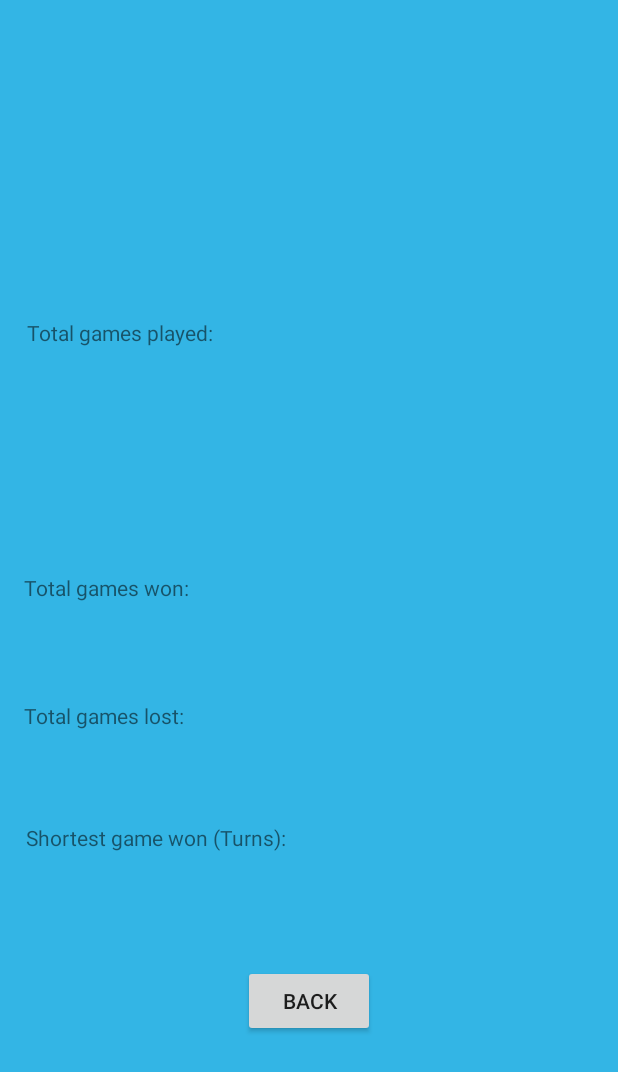
After one commit to hribhrib/BattleShip, an Android app: the layout activity_high_scores.xml on its own in the app's theme, with its tools: preview values and no code run, on a phone screen of 412 x 824 dp. The commit adds this screen. Shown: the top 1072 px of the screen. Run offline under Robolectric (Android 15) with nearby library versions, the phone set to English and light mode, and no system bars; network calls fail.

Commit message:
sound, statistics

```diff
--- a/app/src/main/java/group5/battleship/src/views/GameActivity.java
+++ b/app/src/main/java/group5/battleship/src/views/GameActivity.java
@@ -102,6 +102,7 @@ public class GameActivity extends AppCompatActivity {
         super.onCreate(savedInstanceState);
         setContentView(R.layout.activity_main);
 
+
         tapHost = (TabHost) findViewById(R.id.tabHost);
         tapHost.setup();
 
@@ -121,8 +122,8 @@ public class GameActivity extends AppCompatActivity {
         playHitSound = MediaPlayer.create(GameActivity.this, R.raw.ship_hit);
         playMissSound = MediaPlayer.create(GameActivity.this, R.raw.water_hit);
         playWinSound = MediaPlayer.create(GameActivity.this, R.raw.win);
-        //playGameSound = MediaPlayer.create(GameActivity.this, R.raw.gameSound);
-        //playLoseSound = MediaPlayer.create(GameActivity.this, R.raw.loseSound);
+        playGameSound = MediaPlayer.create(GameActivity.this, R.raw.battlemusic);
+        playLoseSound = MediaPlayer.create(GameActivity.this, R.raw.lose);
 
         // ShakeDetector initialization
         mSensorManager = (SensorManager) getSystemService(Context.SENSOR_SERVICE);
@@ -187,6 +188,8 @@ public class GameActivity extends AppCompatActivity {
     }
 
     public void onResume() {
+        playGameSound.start();
+        playGameSound.setLooping(true);
         super.onResume();
         mSensorManager.registerListener(mShakeDetector, mAccelerometer, SensorManager.SENSOR_DELAY_UI);
 
@@ -262,6 +265,7 @@ public class GameActivity extends AppCompatActivity {
     public void onPause() {
         mSensorManager.unregisterListener(mShakeDetector);
         super.onPause();
+        playGameSound.stop();
     }
 
     @Override
@@ -269,7 +273,10 @@ public class GameActivity extends AppCompatActivity {
         super.onDestroy();
         android.os.Process.killProcess(android.os.Process.myPid());
     }
-
+    public void playBattleSound(){
+        playGameSound.setLooping(true);
+        playGameSound.start();
+    }
 
     public void cellClick(View view) {
 
@@ -356,6 +363,7 @@ public class GameActivity extends AppCompatActivity {
     }
 
     private void endGame(final Player winner) {
+        playGameSound.stop();
         if (winner .equals(myPlayer) ) {
         playWinSound.start();
         updateStats(this,true);
@@ -375,7 +383,7 @@ public class GameActivity extends AppCompatActivity {
         waitDialog.setTitle(getString(R.string.title_game_end));
 
         if (!intent.getBooleanExtra("WIFI", true)) {
-            waitDialog.setMessage(getString(R.string.string_fragment_player) + winner.getName() + getString(R.string.string_fragment_won) + getString(R.string.message_play_one_more));
+            waitDialog.setMessage(getString(R.string.string_fragment_player) + winner.getName() + " " + getString(R.string.string_fragment_won) + " " + getString(R.string.message_play_one_more));
             waitDialog.setButton(AlertDialog.BUTTON_POSITIVE, getString(R.string.button_yes),
                     new DialogInterface.OnClickListener() {
                         public void onClick(DialogInterface dialog, int which) {
@@ -429,7 +437,7 @@ public class GameActivity extends AppCompatActivity {
         myPlayer = new Player(getIntent().getStringExtra("NAME"));
         opponent = new Player("Opponent");
         game = new Game(myPlayer, opponent, 5); //5 = static size
-
+        playBattleSound();
         myPlayer.setShips(getIntent().getStringExtra("SHIPS"));
 
 
--- /dev/null
+++ b/app/src/main/res/layout/activity_high_scores.xml
@@ -0,0 +1,148 @@
+<?xml version="1.0" encoding="utf-8"?>
+<android.support.constraint.ConstraintLayout xmlns:android="http://schemas.android.com/apk/res/android"
+    xmlns:app="http://schemas.android.com/apk/res-auto"
+    xmlns:tools="http://schemas.android.com/tools"
+    android:layout_width="match_parent"
+    android:layout_height="match_parent"
+    android:background="@android:color/holo_blue_light"
+    tools:context="group5.battleship.src.views.HighScoresActivity">
+
+    <TextView
+        android:id="@+id/games_played"
+        android:layout_width="wrap_content"
+        android:layout_height="wrap_content"
+        android:layout_marginLeft="8dp"
+        android:layout_marginRight="8dp"
+        android:layout_marginTop="69dp"
+        android:text="@string/total_games"
+        app:layout_constraintHorizontal_bias="0.037"
+        app:layout_constraintLeft_toLeftOf="parent"
+        app:layout_constraintRight_toRightOf="parent"
+        app:layout_constraintTop_toTopOf="parent"
+        tools:text="@string/total_games"
+        android:layout_marginBottom="8dp"
+        app:layout_constraintBottom_toTopOf="@+id/games_won" />
+
+    <TextView
+        android:id="@+id/games_won"
+        android:layout_width="wrap_content"
+        android:layout_height="wrap_content"
+        android:layout_marginBottom="334dp"
+        android:layout_marginLeft="16dp"
+        android:layout_marginRight="8dp"
+        android:layout_marginTop="8dp"
+        android:text="@string/games_won"
+        app:layout_constraintBottom_toBottomOf="parent"
+        app:layout_constraintHorizontal_bias="0.0"
+        app:layout_constraintLeft_toLeftOf="parent"
+        app:layout_constraintRight_toRightOf="parent"
+        app:layout_constraintTop_toTopOf="parent"
+        app:layout_constraintVertical_bias="0.809"
+        tools:text="@string/games_won" />
+
+    <TextView
+        android:id="@+id/games_lost"
+        android:layout_width="wrap_content"
+        android:layout_height="wrap_content"
+        android:layout_marginBottom="279dp"
+        android:layout_marginLeft="16dp"
+        android:layout_marginRight="8dp"
+        android:layout_marginTop="8dp"
+        android:text="@string/games_lost"
+        app:layout_constraintBottom_toBottomOf="parent"
+        app:layout_constraintHorizontal_bias="0.0"
+        app:layout_constraintLeft_toLeftOf="parent"
+        app:layout_constraintRight_toRightOf="parent"
+        app:layout_constraintTop_toBottomOf="@+id/games_won"
+        tools:text="@string/games_lost" />
+
+    <TextView
+        android:id="@+id/CountShortestGame"
+        android:layout_width="wrap_content"
+        android:layout_height="wrap_content"
+        android:layout_marginBottom="229dp"
+        android:layout_marginLeft="8dp"
+        android:layout_marginRight="8dp"
+        android:layout_marginTop="8dp"
+        android:text="Shortest game played: "
+        app:layout_constraintBottom_toBottomOf="parent"
+        app:layout_constraintHorizontal_bias="0.041"
+        app:layout_constraintLeft_toLeftOf="parent"
+        app:layout_constraintRight_toRightOf="parent"
+        app:layout_constraintTop_toBottomOf="@+id/games_lost"
+        app:layout_constraintVertical_bias="0.666"
+        tools:text="@string/shortest_game" />
+
+    <Button
+        android:id="@+id/button_back"
+        android:layout_width="wrap_content"
+        android:layout_height="wrap_content"
+        android:text="Button"
+        tools:text="@string/button_back"
+        app:layout_constraintBottom_toBottomOf="parent"
+        android:layout_marginBottom="8dp"
+        android:layout_marginRight="8dp"
+        app:layout_constraintRight_toRightOf="parent"
+        android:layout_marginLeft="8dp"
+        app:layout_constraintLeft_toLeftOf="parent"
+        app:layout_constraintTop_toTopOf="parent"
+        android:layout_marginTop="8dp"
+        app:layout_constraintVertical_bias="0.836" />
+
+    <TextView
+        android:id="@+id/countTotalGames"
+        android:layout_width="wrap_content"
+        android:layout_height="wrap_content"
+        app:layout_constraintTop_toTopOf="parent"
+        android:layout_marginLeft="8dp"
+        android:layout_marginRight="8dp"
+        android:layout_marginTop="8dp"
+        app:layout_constraintVertical_bias="0.764"
+
+        app:layout_constraintRight_toRightOf="parent"
+        app:layout_constraintHorizontal_bias="0.281"
+        app:layout_constraintLeft_toRightOf="@+id/games_played"
+        app:layout_constraintBottom_toTopOf="@+id/CountTotalGamesWon"
+        android:layout_marginBottom="8dp" />
+
+    <TextView
+        android:id="@+id/CountTotalGamesWon"
+        android:layout_width="wrap_content"
+        android:layout_height="wrap_content"
+        android:layout_marginTop="132dp"
+        app:layout_constraintTop_toTopOf="parent"
+        android:layout_marginRight="8dp"
+        android:layout_marginLeft="0dp"
+        app:layout_constraintHorizontal_bias="0.35"
+        app:layout_constraintLeft_toRightOf="@+id/games_won"
+        app:layout_constraintRight_toRightOf="parent" />
+
+    <TextView
+        android:id="@+id/countTotalGamesLost"
+        android:layout_width="wrap_content"
+        android:layout_height="wrap_content"
+        android:layout_marginRight="8dp"
+        app:layout_constraintRight_toRightOf="parent"
+        android:layout_marginLeft="8dp"
+        app:layout_constraintHorizontal_bias="0.337"
+        android:layout_marginTop="8dp"
+        app:layout_constraintBottom_toBottomOf="parent"
+        android:layout_marginBottom="8dp"
+        app:layout_constraintVertical_bias="0.091"
+        app:layout_constraintLeft_toRightOf="@+id/games_lost"
+        app:layout_constraintTop_toBottomOf="@+id/CountTotalGamesWon" />
+
+    <TextView
+        android:id="@+id/shortestGame"
+        android:layout_width="wrap_content"
+        android:layout_height="wrap_content"
+        android:layout_marginRight="8dp"
+        app:layout_constraintRight_toRightOf="parent"
+        app:layout_constraintBottom_toBottomOf="parent"
+        android:layout_marginBottom="8dp"
+        app:layout_constraintTop_toTopOf="parent"
+        android:layout_marginTop="8dp"
+        android:layout_marginLeft="8dp"
+        app:layout_constraintHorizontal_bias="0.09"
+        app:layout_constraintLeft_toRightOf="@+id/CountShortestGame" />
+</android.support.constraint.ConstraintLayout>
```
Also changed, not shown: 5 other files.
